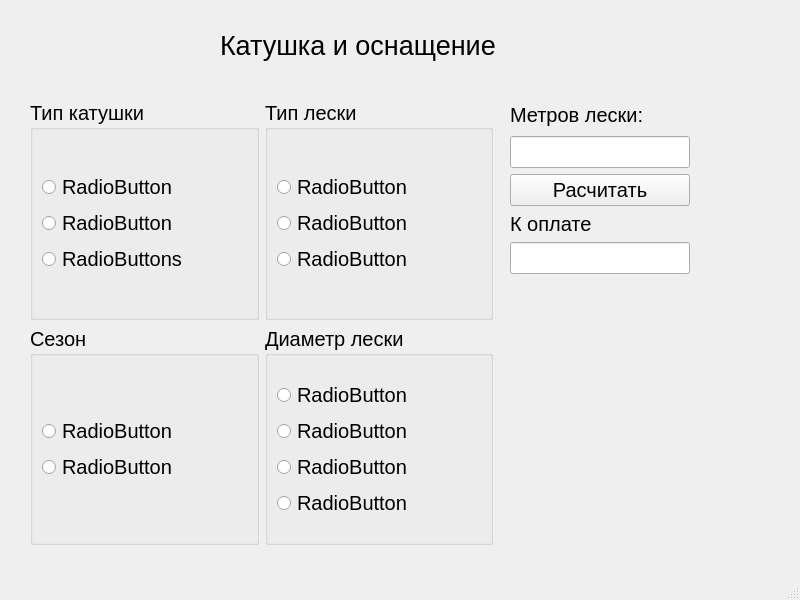
Qt form mainwindow.ui (KorolevIvanMi/Qt_labs) before a commit.
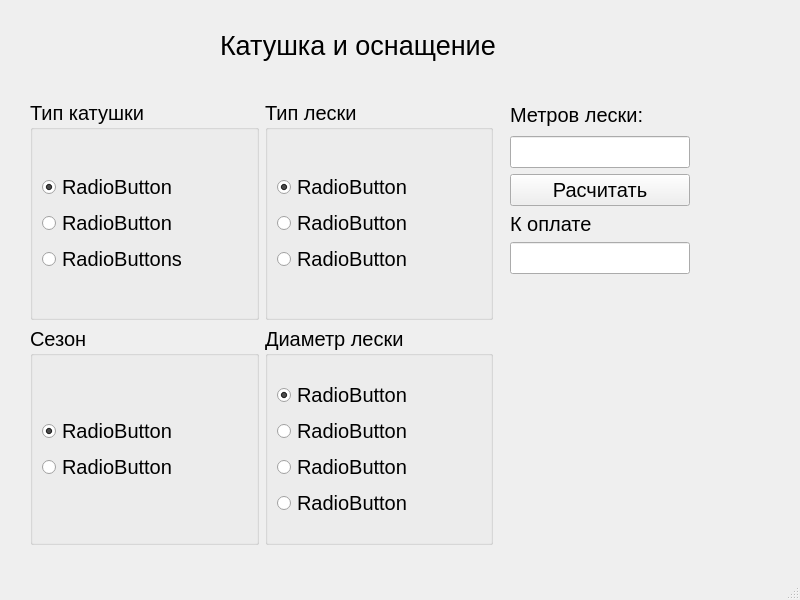
The same form after that commit.

Diff of the .ui file:
```diff
--- a/mainwindow.ui
+++ b/mainwindow.ui
@@ -67,6 +67,9 @@
               <property name="text">
                <string>RadioButton</string>
               </property>
+              <property name="checked">
+               <bool>true</bool>
+              </property>
              </widget>
             </item>
             <item>
@@ -121,6 +124,9 @@
               <property name="text">
                <string>RadioButton</string>
               </property>
+              <property name="checked">
+               <bool>true</bool>
+              </property>
              </widget>
             </item>
             <item>
@@ -167,6 +173,9 @@
               <property name="text">
                <string>RadioButton</string>
               </property>
+              <property name="checked">
+               <bool>true</bool>
+              </property>
              </widget>
             </item>
             <item>
@@ -221,6 +230,9 @@
               <property name="text">
                <string>RadioButton</string>
               </property>
+              <property name="checked">
+               <bool>true</bool>
+              </property>
              </widget>
             </item>
             <item>
```
